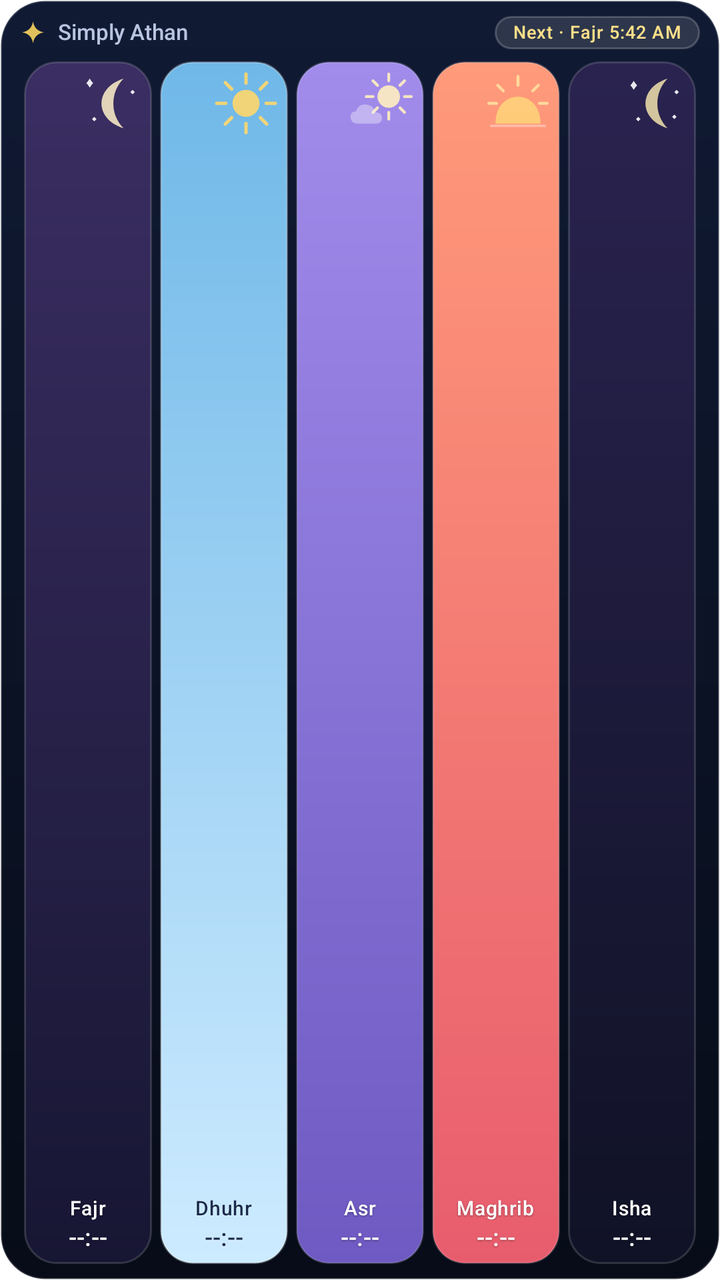
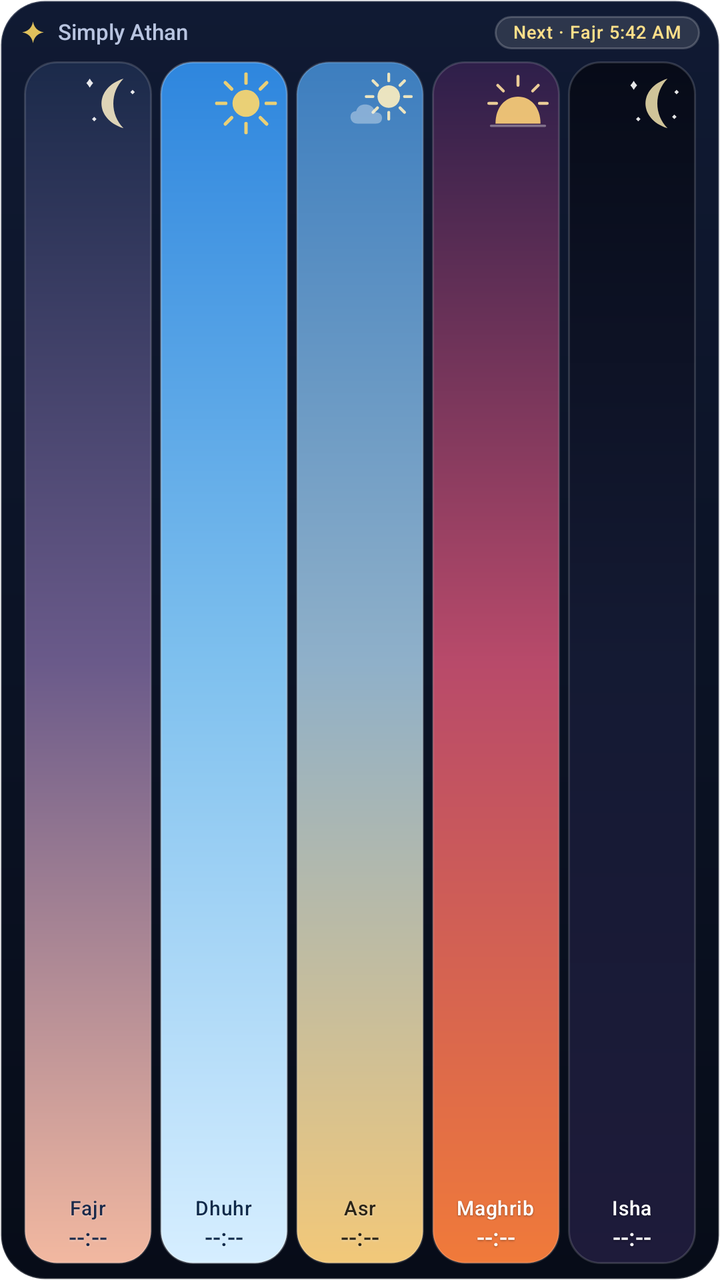

Compare the two renders of this Android layout. The source of the first and the diff that turns it into the second are given below.
<!-- AndroidManifest.xml: fallback theme Theme.MaterialComponents.DayNight.NoActionBar -->
<!-- res/layout/prayer_times_widget_vibrant.xml -->
<?xml version="1.0" encoding="utf-8" ?>
<LinearLayout
    xmlns:android="http://schemas.android.com/apk/res/android"
    android:id="@+id/vibrant_root"
    android:layout_width="match_parent"
    android:layout_height="match_parent"
    android:background="@drawable/widget_vibrant_background"
    android:orientation="vertical"
    android:paddingStart="10dp"
    android:paddingTop="8dp"
    android:paddingEnd="10dp"
    android:paddingBottom="8dp"
>

    
    <LinearLayout android:layout_width="match_parent" android:layout_height="wrap_content" android:gravity="center_vertical" android:orientation="horizontal">

        <ImageView android:layout_width="13dp" android:layout_height="13dp" android:contentDescription="@null" android:src="@drawable/ic_widget_sparkle" />

        <TextView
            android:id="@+id/vibrant_location"
            android:layout_width="0dp"
            android:layout_height="wrap_content"
            android:layout_marginStart="6dp"
            android:layout_weight="1"
            android:ellipsize="end"
            android:fontFamily="sans-serif-medium"
            android:includeFontPadding="false"
            android:maxLines="1"
            android:text="@string/widget_default_title"
            android:textColor="#B8C4E0"
            android:textSize="11sp"
        />

        <TextView
            android:id="@+id/vibrant_next"
            android:layout_width="wrap_content"
            android:layout_height="wrap_content"
            android:layout_marginStart="8dp"
            android:background="@drawable/widget_vibrant_pill"
            android:fontFamily="sans-serif-medium"
            android:includeFontPadding="false"
            android:letterSpacing="0.04"
            android:maxLines="1"
            android:paddingStart="9dp"
            android:paddingTop="3dp"
            android:paddingEnd="9dp"
            android:paddingBottom="3dp"
            android:text="@string/widget_default_next"
            android:textColor="#FFE08A"
            android:textSize="9sp"
        />
    </LinearLayout>

    <LinearLayout android:layout_width="match_parent" android:layout_height="0dp" android:layout_marginTop="6dp" android:layout_weight="1" android:orientation="horizontal">

        
        <FrameLayout
            android:id="@+id/vibrant_chip_0"
            android:layout_width="0dp"
            android:layout_height="match_parent"
            android:layout_marginStart="2dp"
            android:layout_marginEnd="2dp"
            android:layout_weight="1"
            android:background="@drawable/widget_vibrant_panel_fajr"
        >

            <ImageView
                android:layout_width="36dp"
                android:layout_height="36dp"
                android:layout_gravity="top|end"
                android:layout_marginTop="3dp"
                android:layout_marginEnd="3dp"
                android:alpha="0.9"
                android:contentDescription="@null"
                android:src="@drawable/ic_widget_art_fajr"
            />

            <LinearLayout
                android:layout_width="match_parent"
                android:layout_height="match_parent"
                android:gravity="bottom|center_horizontal"
                android:orientation="vertical"
                android:paddingStart="3dp"
                android:paddingEnd="3dp"
                android:paddingBottom="6dp"
            >

                <TextView
                    android:id="@+id/vibrant_name_0"
                    android:layout_width="wrap_content"
                    android:layout_height="wrap_content"
                    android:fontFamily="sans-serif-medium"
                    android:includeFontPadding="false"
                    android:letterSpacing="0.02"
                    android:maxLines="1"
                    android:shadowColor="#66000000"
                    android:shadowDx="0"
                    android:shadowDy="1"
                    android:shadowRadius="2"
                    android:text="@string/prayer_fajr"
                    android:textColor="#FFFFFFFF"
                    android:textSize="10sp"
                />

                <TextView
                    android:id="@+id/vibrant_time_0"
                    android:layout_width="wrap_content"
                    android:layout_height="wrap_content"
                    android:layout_marginTop="2dp"
                    android:fontFamily="sans-serif-medium"
                    android:includeFontPadding="false"
                    android:maxLines="1"
                    android:shadowColor="#66000000"
                    android:shadowDx="0"
                    android:shadowDy="1"
                    android:shadowRadius="2"
                    android:text="--:--"
                    android:textColor="#FFFFFFFF"
                    android:textSize="12sp"
                />
            </LinearLayout>

            <ImageView
                android:id="@+id/vibrant_highlight_0"
                android:layout_width="match_parent"
                android:layout_height="match_parent"
                android:background="@drawable/widget_vibrant_highlight"
                android:contentDescription="@null"
                android:visibility="gone"
            />
        </FrameLayout>

        
        <FrameLayout
            android:id="@+id/vibrant_chip_1"
            android:layout_width="0dp"
            android:layout_height="match_parent"
            android:layout_marginStart="2dp"
            android:layout_marginEnd="2dp"
            android:layout_weight="1"
            android:background="@drawable/widget_vibrant_panel_dhuhr"
        >

            <ImageView
                android:layout_width="36dp"
                android:layout_height="36dp"
                android:layout_gravity="top|end"
                android:layout_marginTop="3dp"
                android:layout_marginEnd="3dp"
                android:alpha="0.9"
                android:contentDescription="@null"
                android:src="@drawable/ic_widget_art_dhuhr"
            />

            <LinearLayout
                android:layout_width="match_parent"
                android:layout_height="match_parent"
                android:gravity="bottom|center_horizontal"
                android:orientation="vertical"
                android:paddingStart="3dp"
                android:paddingEnd="3dp"
                android:paddingBottom="6dp"
            >

                <TextView
                    android:id="@+id/vibrant_name_1"
                    android:layout_width="wrap_content"
                    android:layout_height="wrap_content"
                    android:fontFamily="sans-serif-medium"
                    android:includeFontPadding="false"
                    android:letterSpacing="0.02"
                    android:maxLines="1"
                    android:shadowColor="#66FFFFFF"
                    android:shadowDx="0"
                    android:shadowDy="1"
                    android:shadowRadius="2"
                    android:text="@string/prayer_dhuhr"
                    android:textColor="#FF1B2A4A"
                    android:textSize="10sp"
                />

                <TextView
                    android:id="@+id/vibrant_time_1"
                    android:layout_width="wrap_content"
                    android:layout_height="wrap_content"
                    android:layout_marginTop="2dp"
                    android:fontFamily="sans-serif-medium"
                    android:includeFontPadding="false"
                    android:maxLines="1"
                    android:shadowColor="#66FFFFFF"
                    android:shadowDx="0"
                    android:shadowDy="1"
                    android:shadowRadius="2"
                    android:text="--:--"
                    android:textColor="#FF1B2A4A"
                    android:textSize="12sp"
                />
            </LinearLayout>

            <ImageView
                android:id="@+id/vibrant_highlight_1"
                android:layout_width="match_parent"
                android:layout_height="match_parent"
                android:background="@drawable/widget_vibrant_highlight_dark"
                android:contentDescription="@null"
                android:visibility="gone"
            />
        </FrameLayout>

        
        <FrameLayout
            android:id="@+id/vibrant_chip_2"
            android:layout_width="0dp"
            android:layout_height="match_parent"
            android:layout_marginStart="2dp"
            android:layout_marginEnd="2dp"
            android:layout_weight="1"
            android:background="@drawable/widget_vibrant_panel_asr"
        >

            <ImageView
                android:layout_width="36dp"
                android:layout_height="36dp"
                android:layout_gravity="top|end"
                android:layout_marginTop="3dp"
                android:layout_marginEnd="3dp"
                android:alpha="0.9"
                android:contentDescription="@null"
                android:src="@drawable/ic_widget_art_asr"
            />

            <LinearLayout
                android:layout_width="match_parent"
                android:layout_height="match_parent"
                android:gravity="bottom|center_horizontal"
                android:orientation="vertical"
                android:paddingStart="3dp"
                android:paddingEnd="3dp"
                android:paddingBottom="6dp"
            >

                <TextView
                    android:id="@+id/vibrant_name_2"
                    android:layout_width="wrap_content"
                    android:layout_height="wrap_content"
                    android:fontFamily="sans-serif-medium"
                    android:includeFontPadding="false"
                    android:letterSpacing="0.02"
                    android:maxLines="1"
                    android:shadowColor="#66000000"
                    android:shadowDx="0"
                    android:shadowDy="1"
                    android:shadowRadius="2"
                    android:text="@string/prayer_asr"
                    android:textColor="#FFFFFFFF"
                    android:textSize="10sp"
                />

                <TextView
                    android:id="@+id/vibrant_time_2"
                    android:layout_width="wrap_content"
                    android:layout_height="wrap_content"
                    android:layout_marginTop="2dp"
                    android:fontFamily="sans-serif-medium"
                    android:includeFontPadding="false"
                    android:maxLines="1"
                    android:shadowColor="#66000000"
                    android:shadowDx="0"
                    android:shadowDy="1"
                    android:shadowRadius="2"
                    android:text="--:--"
                    android:textColor="#FFFFFFFF"
                    android:textSize="12sp"
                />
            </LinearLayout>

            <ImageView
                android:id="@+id/vibrant_highlight_2"
                android:layout_width="match_parent"
                android:layout_height="match_parent"
                android:background="@drawable/widget_vibrant_highlight"
                android:contentDescription="@null"
                android:visibility="gone"
            />
        </FrameLayout>

        
        <FrameLayout
            android:id="@+id/vibrant_chip_3"
            android:layout_width="0dp"
            android:layout_height="match_parent"
            android:layout_marginStart="2dp"
            android:layout_marginEnd="2dp"
            android:layout_weight="1"
            android:background="@drawable/widget_vibrant_panel_maghrib"
        >

            <ImageView
                android:layout_width="36dp"
                android:layout_height="36dp"
                android:layout_gravity="top|end"
                android:layout_marginTop="3dp"
                android:layout_marginEnd="3dp"
                android:alpha="0.9"
                android:contentDescription="@null"
                android:src="@drawable/ic_widget_art_maghrib"
            />

            <LinearLayout
                android:layout_width="match_parent"
                android:layout_height="match_parent"
                android:gravity="bottom|center_horizontal"
                android:orientation="vertical"
                android:paddingStart="3dp"
                android:paddingEnd="3dp"
                android:paddingBottom="6dp"
            >

                <TextView
                    android:id="@+id/vibrant_name_3"
                    android:layout_width="wrap_content"
                    android:layout_height="wrap_content"
                    android:fontFamily="sans-serif-medium"
                    android:includeFontPadding="false"
                    android:letterSpacing="0.02"
                    android:maxLines="1"
                    android:shadowColor="#66000000"
                    android:shadowDx="0"
                    android:shadowDy="1"
                    android:shadowRadius="2"
                    android:text="@string/prayer_maghrib"
                    android:textColor="#FFFFFFFF"
                    android:textSize="10sp"
                />

                <TextView
                    android:id="@+id/vibrant_time_3"
                    android:layout_width="wrap_content"
                    android:layout_height="wrap_content"
                    android:layout_marginTop="2dp"
                    android:fontFamily="sans-serif-medium"
                    android:includeFontPadding="false"
                    android:maxLines="1"
                    android:shadowColor="#66000000"
                    android:shadowDx="0"
                    android:shadowDy="1"
                    android:shadowRadius="2"
                    android:text="--:--"
                    android:textColor="#FFFFFFFF"
                    android:textSize="12sp"
                />
            </LinearLayout>

            <ImageView
                android:id="@+id/vibrant_highlight_3"
                android:layout_width="match_parent"
                android:layout_height="match_parent"
                android:background="@drawable/widget_vibrant_highlight"
                android:contentDescription="@null"
                android:visibility="gone"
            />
        </FrameLayout>

        
        <FrameLayout
            android:id="@+id/vibrant_chip_4"
            android:layout_width="0dp"
            android:layout_height="match_parent"
            android:layout_marginStart="2dp"
            android:layout_marginEnd="2dp"
            android:layout_weight="1"
            android:background="@drawable/widget_vibrant_panel_isha"
        >

            <ImageView
                android:layout_width="36dp"
                android:layout_height="36dp"
                android:layout_gravity="top|end"
                android:layout_marginTop="3dp"
                android:layout_marginEnd="3dp"
                android:alpha="0.9"
                android:contentDescription="@null"
                android:src="@drawable/ic_widget_art_isha"
            />

            <LinearLayout
                android:layout_width="match_parent"
                android:layout_height="match_parent"
                android:gravity="bottom|center_horizontal"
                android:orientation="vertical"
                android:paddingStart="3dp"
                android:paddingEnd="3dp"
                android:paddingBottom="6dp"
            >

                <TextView
                    android:id="@+id/vibrant_name_4"
                    android:layout_width="wrap_content"
                    android:layout_height="wrap_content"
                    android:fontFamily="sans-serif-medium"
                    android:includeFontPadding="false"
                    android:letterSpacing="0.02"
                    android:maxLines="1"
                    android:shadowColor="#66000000"
                    android:shadowDx="0"
                    android:shadowDy="1"
                    android:shadowRadius="2"
                    android:text="@string/prayer_isha"
                    android:textColor="#FFFFFFFF"
                    android:textSize="10sp"
                />

                <TextView
                    android:id="@+id/vibrant_time_4"
                    android:layout_width="wrap_content"
                    android:layout_height="wrap_content"
                    android:layout_marginTop="2dp"
                    android:fontFamily="sans-serif-medium"
                    android:includeFontPadding="false"
                    android:maxLines="1"
                    android:shadowColor="#66000000"
                    android:shadowDx="0"
                    android:shadowDy="1"
                    android:shadowRadius="2"
                    android:text="--:--"
                    android:textColor="#FFFFFFFF"
                    android:textSize="12sp"
                />
            </LinearLayout>

            <ImageView
                android:id="@+id/vibrant_highlight_4"
                android:layout_width="match_parent"
                android:layout_height="match_parent"
                android:background="@drawable/widget_vibrant_highlight"
                android:contentDescription="@null"
                android:visibility="gone"
            />
        </FrameLayout>
    </LinearLayout>
</LinearLayout>
<!-- resources referenced by this layout -->
<resources>
  <!-- drawable widget_vibrant_background (drawable) -->
  <?xml version="1.0" encoding="utf-8" ?>
  <shape xmlns:android="http://schemas.android.com/apk/res/android" android:shape="rectangle">
      
      <gradient android:angle="270" android:startColor="#FF101A33" android:endColor="#FF070C18" />
      <corners android:radius="22dp" />
      <stroke android:width="1dp" android:color="#33FFFFFF" />
  </shape>
  <!-- drawable widget_vibrant_highlight (drawable) -->
  <?xml version="1.0" encoding="utf-8" ?>
  <shape xmlns:android="http://schemas.android.com/apk/res/android" android:shape="rectangle">
      <solid android:color="#00000000" />
      <corners android:radius="16dp" />
      <stroke android:width="2dp" android:color="#FFFFE08A" />
  </shape>
  <!-- drawable widget_vibrant_highlight_dark (drawable) -->
  <?xml version="1.0" encoding="utf-8" ?>
  <shape xmlns:android="http://schemas.android.com/apk/res/android" android:shape="rectangle">
      <solid android:color="#00000000" />
      <corners android:radius="16dp" />
      
      <stroke android:width="2dp" android:color="#CC1B2A4A" />
  </shape>
  <!-- drawable widget_vibrant_panel_asr (drawable) -->
  <?xml version="1.0" encoding="utf-8" ?>
  <shape xmlns:android="http://schemas.android.com/apk/res/android" android:shape="rectangle">
      
      <gradient android:angle="270" android:startColor="#FFA18CEB" android:endColor="#FF6E5AC2" />
      <corners android:radius="16dp" />
      <stroke android:width="1dp" android:color="#26FFFFFF" />
  </shape>
  <!-- drawable widget_vibrant_panel_dhuhr (drawable) -->
  <?xml version="1.0" encoding="utf-8" ?>
  <shape xmlns:android="http://schemas.android.com/apk/res/android" android:shape="rectangle">
      
      <gradient android:angle="270" android:startColor="#FF6FB8E8" android:endColor="#FFCDEBFF" />
      <corners android:radius="16dp" />
      <stroke android:width="1dp" android:color="#40FFFFFF" />
  </shape>
  <!-- drawable widget_vibrant_panel_fajr (drawable) -->
  <?xml version="1.0" encoding="utf-8" ?>
  <shape xmlns:android="http://schemas.android.com/apk/res/android" android:shape="rectangle">
      
      <gradient android:angle="270" android:startColor="#FF3B2E63" android:endColor="#FF171633" />
      <corners android:radius="16dp" />
      <stroke android:width="1dp" android:color="#26FFFFFF" />
  </shape>
  <!-- drawable widget_vibrant_panel_isha (drawable) -->
  <?xml version="1.0" encoding="utf-8" ?>
  <shape xmlns:android="http://schemas.android.com/apk/res/android" android:shape="rectangle">
      
      <gradient android:angle="270" android:startColor="#FF2A2350" android:endColor="#FF101226" />
      <corners android:radius="16dp" />
      <stroke android:width="1dp" android:color="#26FFFFFF" />
  </shape>
  <!-- drawable widget_vibrant_panel_maghrib (drawable) -->
  <?xml version="1.0" encoding="utf-8" ?>
  <shape xmlns:android="http://schemas.android.com/apk/res/android" android:shape="rectangle">
      
      <gradient android:angle="270" android:startColor="#FFFF9A7A" android:endColor="#FFE85D6E" />
      <corners android:radius="16dp" />
      <stroke android:width="1dp" android:color="#26FFFFFF" />
  </shape>
  <!-- drawable widget_vibrant_pill (drawable) -->
  <?xml version="1.0" encoding="utf-8" ?>
  <shape xmlns:android="http://schemas.android.com/apk/res/android" android:shape="rectangle">
      <solid android:color="#1FFFFFFF" />
      <corners android:radius="999dp" />
      <stroke android:width="1dp" android:color="#33FFFFFF" />
  </shape>
  <string name="prayer_asr">Asr</string>
  <string name="prayer_dhuhr">Dhuhr</string>
  <string name="prayer_fajr">Fajr</string>
  <string name="prayer_isha">Isha</string>
  <string name="prayer_maghrib">Maghrib</string>
  <string name="widget_default_next">Next · Fajr 5:42 AM</string>
  <string name="widget_default_title">Simply Athan</string>
  <!-- unchanged entries left out for length: 6 -->
</resources>

<!-- the commit's change to res/layout/prayer_times_widget_vibrant.xml (unified diff, before → after) -->
@@ -94,12 +94,12 @@
                     android:includeFontPadding="false"
                     android:letterSpacing="0.02"
                     android:maxLines="1"
-                    android:shadowColor="#66000000"
+                    android:shadowColor="#66FFFFFF"
                     android:shadowDx="0"
                     android:shadowDy="1"
                     android:shadowRadius="2"
                     android:text="@string/prayer_fajr"
-                    android:textColor="#FFFFFFFF"
+                    android:textColor="#FF1B2A4A"
                     android:textSize="10sp"
                 />
 
@@ -111,12 +111,12 @@
                     android:fontFamily="sans-serif-medium"
                     android:includeFontPadding="false"
                     android:maxLines="1"
-                    android:shadowColor="#66000000"
+                    android:shadowColor="#66FFFFFF"
                     android:shadowDx="0"
                     android:shadowDy="1"
                     android:shadowRadius="2"
                     android:text="--:--"
-                    android:textColor="#FFFFFFFF"
+                    android:textColor="#FF1B2A4A"
                     android:textSize="12sp"
                 />
             </LinearLayout>
@@ -176,7 +176,7 @@
                     android:shadowDy="1"
                     android:shadowRadius="2"
                     android:text="@string/prayer_dhuhr"
-                    android:textColor="#FF1B2A4A"
+                    android:textColor="#FF0F2A4A"
                     android:textSize="10sp"
                 />
 
@@ -193,8 +193,9 @@
                     android:shadowDy="1"
                     android:shadowRadius="2"
                     android:text="--:--"
-                    android:textColor="#FF1B2A4A"
+                    android:textColor="#FF0F2A4A"
                     android:textSize="12sp"
+                />
                 />
             </LinearLayout>
 
@@ -248,14 +249,15 @@
                     android:includeFontPadding="false"
                     android:letterSpacing="0.02"
                     android:maxLines="1"
-                    android:shadowColor="#66000000"
+                    android:shadowColor="#66FFFFFF"
                     android:shadowDx="0"
                     android:shadowDy="1"
                     android:shadowRadius="2"
                     android:text="@string/prayer_asr"
-                    android:textColor="#FFFFFFFF"
+                    android:textColor="#FF2A2418"
                     android:textSize="10sp"
                 />
+                />
 
                 <TextView
                     android:id="@+id/vibrant_time_2"
@@ -265,13 +267,14 @@
                     android:fontFamily="sans-serif-medium"
                     android:includeFontPadding="false"
                     android:maxLines="1"
-                    android:shadowColor="#66000000"
+                    android:shadowColor="#66FFFFFF"
                     android:shadowDx="0"
                     android:shadowDy="1"
                     android:shadowRadius="2"
                     android:text="--:--"
-                    android:textColor="#FFFFFFFF"
+                    android:textColor="#FF2A2418"
                     android:textSize="12sp"
+                />
                 />
             </LinearLayout>
 
<!-- resource entries referenced after the edit -->
@@ -27,7 +27,7 @@
   <?xml version="1.0" encoding="utf-8" ?>
   <shape xmlns:android="http://schemas.android.com/apk/res/android" android:shape="rectangle">
       
-      <gradient android:angle="270" android:startColor="#FFA18CEB" android:endColor="#FF6E5AC2" />
+      <gradient android:angle="270" android:startColor="#FF3D7EBF" android:centerColor="#FF8FB0C9" android:endColor="#FFF2C879" />
       <corners android:radius="16dp" />
       <stroke android:width="1dp" android:color="#26FFFFFF" />
   </shape>
@@ -35,7 +35,7 @@
   <?xml version="1.0" encoding="utf-8" ?>
   <shape xmlns:android="http://schemas.android.com/apk/res/android" android:shape="rectangle">
       
-      <gradient android:angle="270" android:startColor="#FF6FB8E8" android:endColor="#FFCDEBFF" />
+      <gradient android:angle="270" android:startColor="#FF2E86DE" android:centerColor="#FF7EC0EE" android:endColor="#FFD6EEFF" />
       <corners android:radius="16dp" />
       <stroke android:width="1dp" android:color="#40FFFFFF" />
   </shape>
@@ -43,7 +43,7 @@
   <?xml version="1.0" encoding="utf-8" ?>
   <shape xmlns:android="http://schemas.android.com/apk/res/android" android:shape="rectangle">
       
-      <gradient android:angle="270" android:startColor="#FF3B2E63" android:endColor="#FF171633" />
+      <gradient android:angle="270" android:startColor="#FF1B2A4A" android:centerColor="#FF6A5A8A" android:endColor="#FFF2B8A0" />
       <corners android:radius="16dp" />
       <stroke android:width="1dp" android:color="#26FFFFFF" />
   </shape>
@@ -51,7 +51,7 @@
   <?xml version="1.0" encoding="utf-8" ?>
   <shape xmlns:android="http://schemas.android.com/apk/res/android" android:shape="rectangle">
       
-      <gradient android:angle="270" android:startColor="#FF2A2350" android:endColor="#FF101226" />
+      <gradient android:angle="270" android:startColor="#FF070B18" android:centerColor="#FF141A33" android:endColor="#FF1E1B3A" />
       <corners android:radius="16dp" />
       <stroke android:width="1dp" android:color="#26FFFFFF" />
   </shape>
@@ -59,7 +59,7 @@
   <?xml version="1.0" encoding="utf-8" ?>
   <shape xmlns:android="http://schemas.android.com/apk/res/android" android:shape="rectangle">
       
-      <gradient android:angle="270" android:startColor="#FFFF9A7A" android:endColor="#FFE85D6E" />
+      <gradient android:angle="270" android:startColor="#FF2E1F4A" android:centerColor="#FFB84A6A" android:endColor="#FFF07A3A" />
       <corners android:radius="16dp" />
       <stroke android:width="1dp" android:color="#26FFFFFF" />
   </shape>
